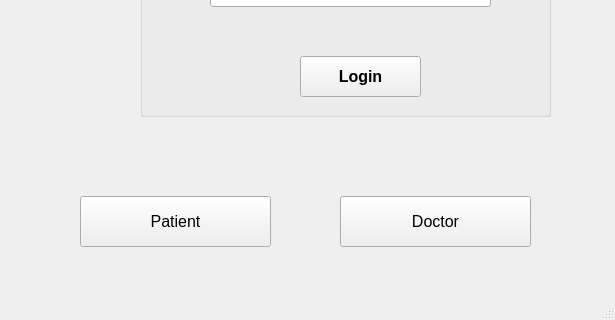
Qt form Sqlite_DB/login.ui (AnishBharati/Qt-HMS) before a commit; both pictures show x 450 to 1065 and y 344 to 664 of the 1065 by 664 pixel window.
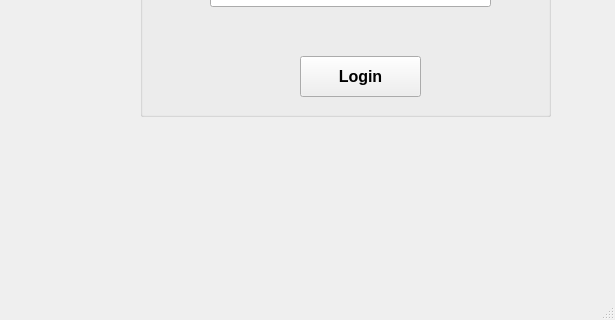
The same form after that commit. Icons and pictures are not drawn.

Patch:
```diff
--- a/Sqlite_DB/login.ui
+++ b/Sqlite_DB/login.ui
@@ -239,42 +239,6 @@
      <bool>true</bool>
     </property>
    </widget>
-   <widget class="QPushButton" name="pushButton_2">
-    <property name="geometry">
-     <rect>
-      <x>530</x>
-      <y>540</y>
-      <width>191</width>
-      <height>51</height>
-     </rect>
-    </property>
-    <property name="font">
-     <font>
-      <pointsize>12</pointsize>
-     </font>
-    </property>
-    <property name="text">
-     <string>Patient</string>
-    </property>
-   </widget>
-   <widget class="QPushButton" name="pushButton_3">
-    <property name="geometry">
-     <rect>
-      <x>790</x>
-      <y>540</y>
-      <width>191</width>
-      <height>51</height>
-     </rect>
-    </property>
-    <property name="font">
-     <font>
-      <pointsize>12</pointsize>
-     </font>
-    </property>
-    <property name="text">
-     <string>Doctor</string>
-    </property>
-   </widget>
   </widget>
   <widget class="QMenuBar" name="menubar">
    <property name="geometry">
```
Left out of the diff: 2 changed lines with no effect on the pictures.
